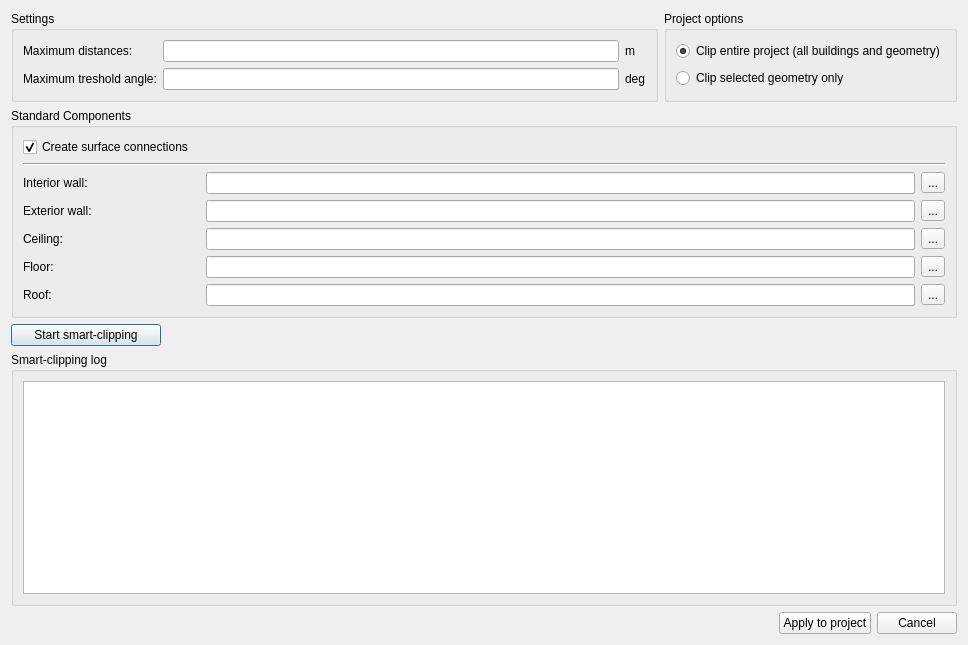
Old version of the form SIM-VICUS/src/SVSmartIntersectionDialog.ui in the repository Brockaaa/SIM-VICUS.
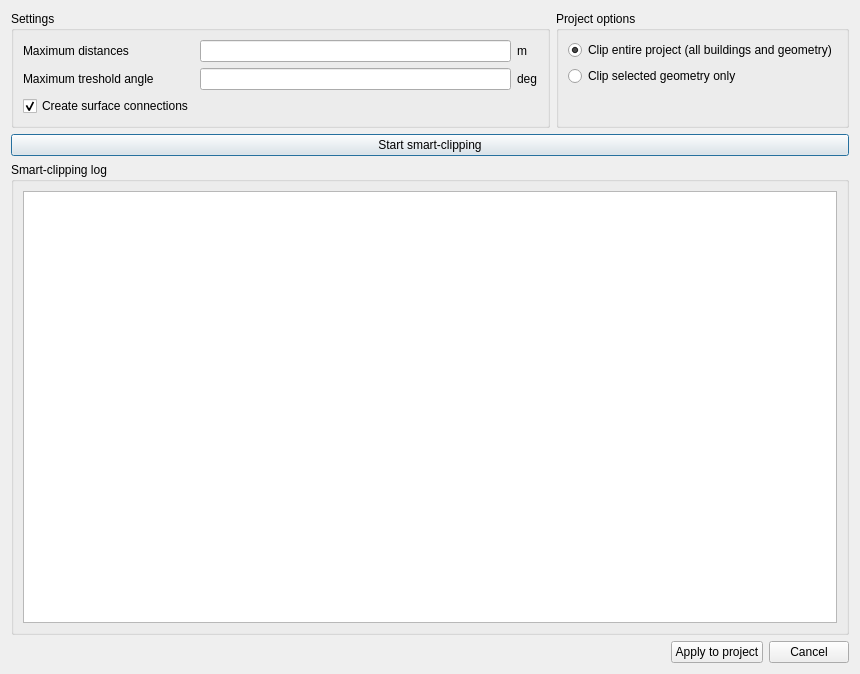
New version of the form. Icons and pictures are not drawn. Custom widgets are drawn as their Qt base class.

Patch:
```diff
--- a/SIM-VICUS/src/SVSmartIntersectionDialog.ui
+++ b/SIM-VICUS/src/SVSmartIntersectionDialog.ui
@@ -6,14 +6,14 @@
    <rect>
     <x>0</x>
     <y>0</y>
-    <width>968</width>
-    <height>645</height>
+    <width>860</width>
+    <height>674</height>
    </rect>
   </property>
   <property name="windowTitle">
    <string>Smart-clipping settings</string>
   </property>
-  <layout class="QVBoxLayout" name="verticalLayout_2" stretch="0,0,0,1,0">
+  <layout class="QVBoxLayout" name="verticalLayout_3" stretch="0,0,1,0">
    <item>
     <layout class="QHBoxLayout" name="horizontalLayout">
      <item>
@@ -28,7 +28,7 @@
         <item row="0" column="0">
          <widget class="QLabel" name="label_9">
           <property name="text">
-           <string>Maximum distances:</string>
+           <string>Maximum distances</string>
           </property>
          </widget>
         </item>
@@ -45,7 +45,7 @@
         <item row="1" column="0">
          <widget class="QLabel" name="label_10">
           <property name="text">
-           <string>Maximum treshold angle:</string>
+           <string>Maximum treshold angle</string>
           </property>
          </widget>
         </item>
@@ -56,6 +56,16 @@
           </property>
          </widget>
         </item>
+        <item row="2" column="0">
+         <widget class="QCheckBox" name="checkBoxCreateComp">
+          <property name="text">
+           <string>Create surface connections</string>
+          </property>
+          <property name="checked">
+           <bool>true</bool>
+          </property>
+         </widget>
+        </item>
        </layout>
       </widget>
      </item>
@@ -64,7 +74,17 @@
        <property name="title">
         <string>Project options</string>
        </property>
-       <layout class="QGridLayout" name="gridLayout_3">
+       <layout class="QGridLayout" name="gridLayout">
+        <item row="0" column="0">
+         <widget class="QRadioButton" name="radioButtonEntireProject">
+          <property name="text">
+           <string>Clip entire project (all buildings and geometry)</string>
+          </property>
+          <property name="checked">
+           <bool>true</bool>
+          </property>
+         </widget>
+        </item>
         <item row="1" column="0">
          <widget class="QRadioButton" name="radioButtonSelectedGeometry">
           <property name="text">
@@ -75,166 +95,26 @@
           </property>
          </widget>
         </item>
-        <item row="0" column="0">
-         <widget class="QRadioButton" name="radioButtonEntireProject">
-          <property name="text">
-           <string>Clip entire project (all buildings and geometry)</string>
+        <item row="2" column="0">
+         <spacer name="verticalSpacer">
+          <property name="orientation">
+           <enum>Qt::Vertical</enum>
           </property>
-          <property name="checked">
-           <bool>true</bool>
+          <property name="sizeHint" stdset="0">
+           <size>
+            <width>20</width>
+            <height>10</height>
+           </size>
           </property>
-         </widget>
+         </spacer>
         </item>
        </layout>
       </widget>
      </item>
     </layout>
    </item>
-   <item>
-    <widget class="QGroupBox" name="groupBox">
-     <property name="title">
-      <string>Standard Components</string>
-     </property>
-     <layout class="QGridLayout" name="gridLayout" columnstretch="0,0,0,0">
-      <item row="2" column="2">
-       <widget class="QLineEdit" name="lineEditInteriorWallName">
-        <property name="readOnly">
-         <bool>true</bool>
-        </property>
-       </widget>
-      </item>
-      <item row="2" column="0">
-       <widget class="QLabel" name="label_3">
-        <property name="text">
-         <string>Interior wall:</string>
-        </property>
-       </widget>
-      </item>
-      <item row="6" column="2">
-       <widget class="QLineEdit" name="lineEditCeilingName">
-        <property name="readOnly">
-         <bool>true</bool>
-        </property>
-       </widget>
-      </item>
-      <item row="5" column="3">
-       <widget class="QToolButton" name="toolButtonSelectExteriorWall">
-        <property name="text">
-         <string>...</string>
-        </property>
-       </widget>
-      </item>
-      <item row="2" column="3">
-       <widget class="QToolButton" name="toolButtonSelectInteriorWall">
-        <property name="text">
-         <string>...</string>
-        </property>
-       </widget>
-      </item>
-      <item row="6" column="3">
-       <widget class="QToolButton" name="toolButtonSelectCeiling">
-        <property name="text">
-         <string>...</string>
-        </property>
-       </widget>
-      </item>
-      <item row="6" column="0">
-       <widget class="QLabel" name="label_5">
-        <property name="text">
-         <string>Ceiling:</string>
-        </property>
-       </widget>
-      </item>
-      <item row="7" column="2">
-       <widget class="QLineEdit" name="lineEditFloorName">
-        <property name="readOnly">
-         <bool>true</bool>
-        </property>
-       </widget>
-      </item>
-      <item row="7" column="3">
-       <widget class="QToolButton" name="toolButtonSelectFloor">
-        <property name="text">
-         <string>...</string>
-        </property>
-       </widget>
-      </item>
-      <item row="9" column="3">
-       <widget class="QToolButton" name="toolButtonSelectRoof">
-        <property name="text">
-         <string>...</string>
-        </property>
-       </widget>
-      </item>
-      <item row="9" column="2">
-       <widget class="QLineEdit" name="lineEditRoofName">
-        <property name="readOnly">
-         <bool>true</bool>
-        </property>
-       </widget>
-      </item>
-      <item row="9" column="0">
-       <widget class="QLabel" name="label_7">
-        <property name="text">
-         <string>Roof:</string>
-        </property>
-       </widget>
-      </item>
-      <item row="5" column="0">
-       <widget class="QLabel" name="label_4">
-        <property name="text">
-         <string>Exterior wall:</string>
-        </property>
-       </widget>
-      </item>
-      <item row="5" column="2">
-       <widget class="QLineEdit" name="lineEditExteriorWallName">
-        <property name="readOnly">
-         <bool>true</bool>
-        </property>
-       </widget>
-      </item>
-      <item row="7" column="0">
-       <widget class="QLabel" name="label_6">
-        <property name="text">
-         <string>Floor:</string>
-        </property>
-       </widget>
-      </item>
-      <item row="0" column="0">
-       <widget class="QCheckBox" name="checkBoxCreateComp">
-        <property name="text">
-         <string>Create surface connections</string>
-        </property>
-        <property name="checked">
-         <bool>true</bool>
-        </property>
-       </widget>
-      </item>
-      <item row="1" column="0" colspan="4">
-       <widget class="Line" name="line">
-        <property name="orientation">
-         <enum>Qt::Horizontal</enum>
-        </property>
-       </widget>
-      </item>
-     </layout>
-    </widget>
-   </item>
    <item>
     <widget class="QPushButton" name="pushButtonStartClipping">
-     <property name="sizePolicy">
-      <sizepolicy hsizetype="Maximum" vsizetype="Fixed">
-       <horstretch>0</horstretch>
-       <verstretch>0</verstretch>
-      </sizepolicy>
-     </property>
-     <property name="minimumSize">
-      <size>
-       <width>150</width>
-       <height>0</height>
-      </size>
-     </property>
      <property name="text">
       <string>Start smart-clipping</string>
      </property>
@@ -253,7 +133,9 @@
       <item>
        <widget class="QPlainTextEdit" name="plainTextEdit">
         <property name="font">
-         <font/>
+         <font>
+          <family>Ubuntu Mono</family>
+         </font>
         </property>
         <property name="readOnly">
          <bool>true</bool>
```
Left out of the diff: 10 changed lines with no effect on the pictures.
